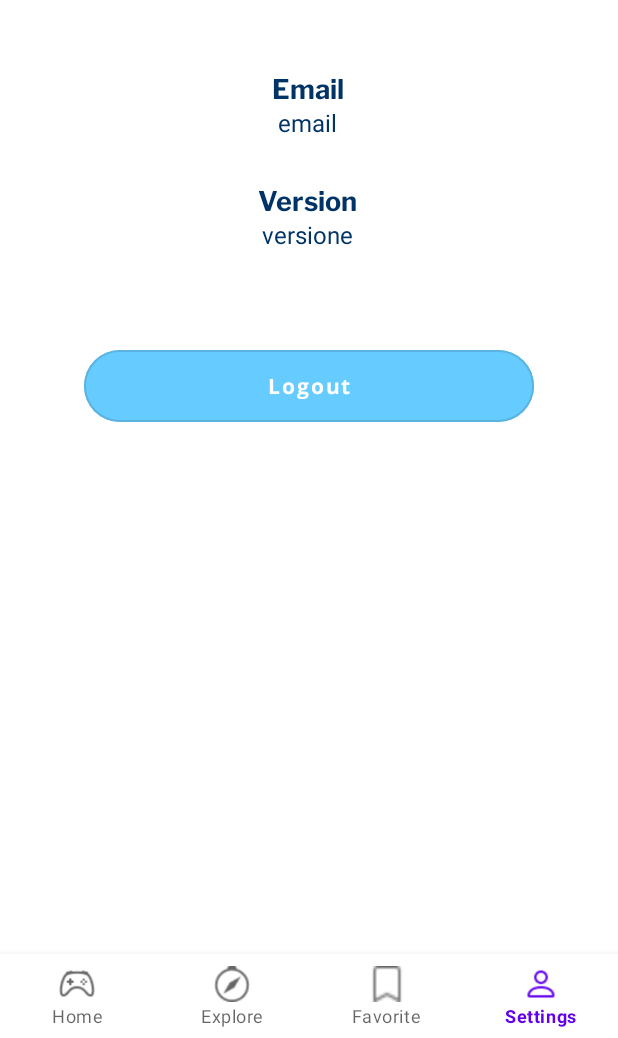
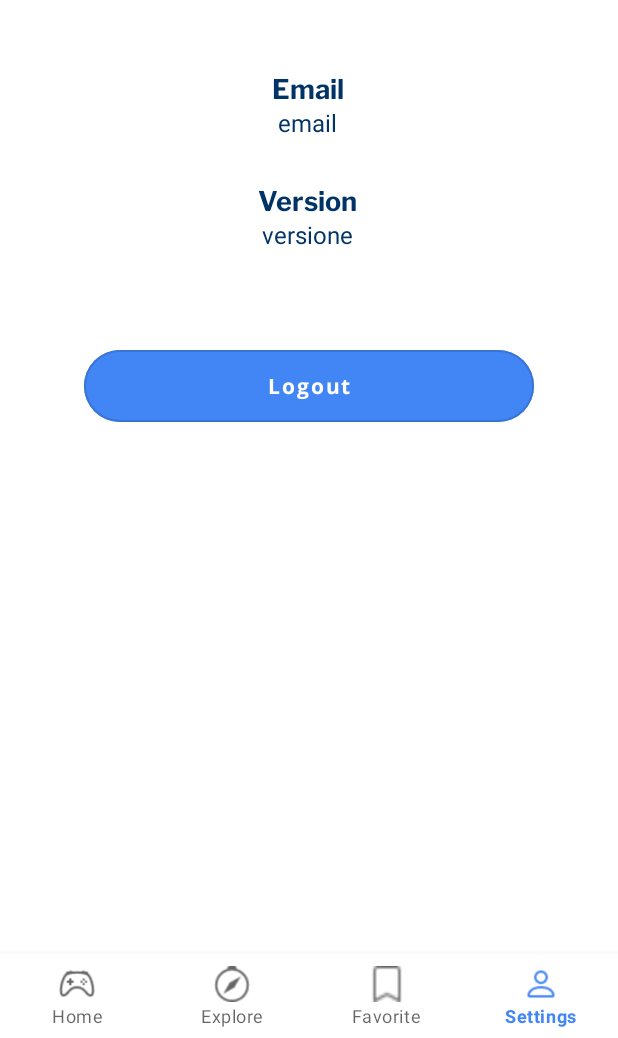
Before and after one commit to francescobarbieri/GameBuzz, an Android app: the SettingsFragment screen opened through its navigation route, on a phone screen of 412 x 824 dp, the part 198-1236 px from its top. Run offline under Robolectric (Android 15) with nearby library versions, the light colour scheme and no system bars; our stand-ins replace Firebase (no records; nobody signed in at launch, a user with empty details on screens opened directly), Room's generated code, navigation-ui; pictures from the network do not load.

Commit message:
minor changes to graphics

```diff
--- a/app/src/main/res/layout/fragment_explore.xml
+++ b/app/src/main/res/layout/fragment_explore.xml
@@ -25,6 +25,8 @@
         android:layout_width="0dp"
         android:layout_height="wrap_content"
         android:layout_marginTop="26dp"
+        style="@style/Widget.MaterialComponents.TextInputLayout.OutlinedBox"
+        app:boxBackgroundColor="@android:color/transparent"
         app:layout_constraintEnd_toStartOf="@+id/guideline5"
         app:layout_constraintStart_toStartOf="@+id/guideline3"
         app:layout_constraintTop_toTopOf="parent">
--- a/app/src/main/res/values/colors.xml
+++ b/app/src/main/res/values/colors.xml
@@ -7,7 +7,7 @@
     <color name="teal_700">#FF018786</color>
     <color name="black">#FF000000</color>
     <color name="white">#FFFFFFFF</color>
-    <color name="main_azure">#66CCFF</color>
+    <color name="main_azure">#4285F4</color>
     <color name="light_gray1">#C8C8C8</color>
     <color name="dark_blue">#003366</color>
 </resources>
--- a/app/src/main/res/values/themes.xml
+++ b/app/src/main/res/values/themes.xml
@@ -2,8 +2,8 @@
     <!-- Base application theme. -->
     <style name="Theme.GameBuzz" parent="Theme.MaterialComponents.DayNight.NoActionBar">
         <!-- Primary brand color. -->
-        <item name="colorPrimary">@color/purple_500</item>
-        <item name="colorPrimaryVariant">@color/purple_700</item>
+        <item name="colorPrimary">@color/main_azure</item>
+        <item name="colorPrimaryVariant">@color/main_azure</item>
         <item name="colorOnPrimary">@color/white</item>
         <!-- Secondary brand color. -->
         <item name="colorSecondary">@color/teal_200</item>
```
